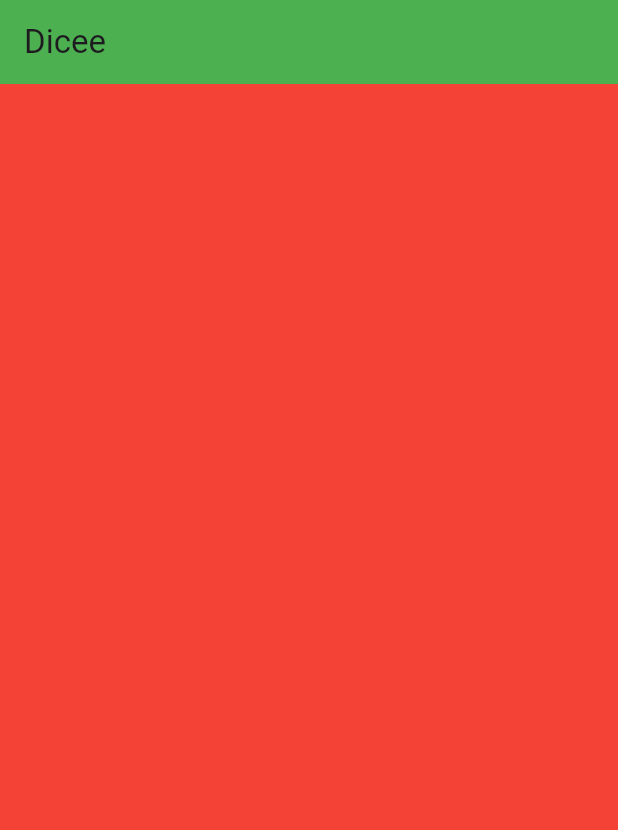
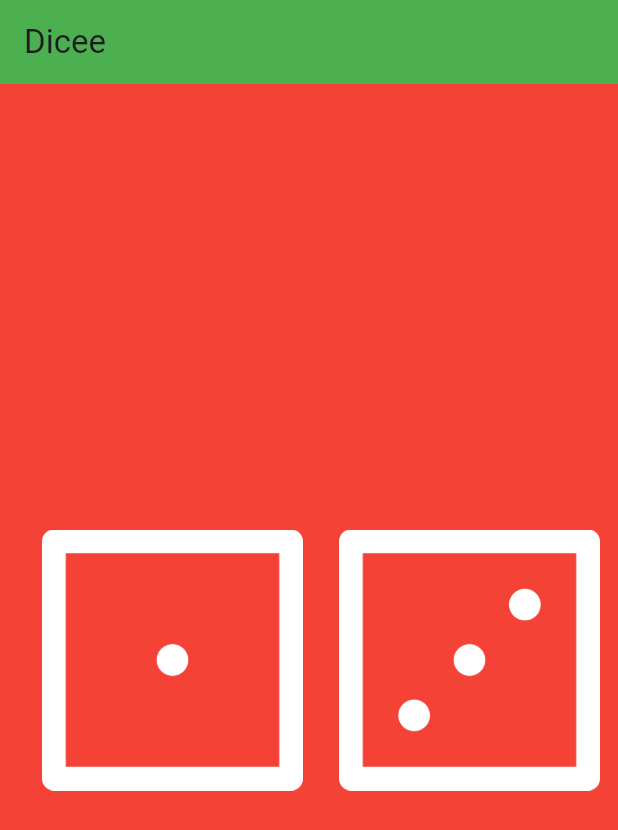
Before and after one commit to Amanvile/dice, a Flutter app: the screen it shows after launch, on a phone screen of 412 x 824 dp. Shown: the top 830 px of the screen. Run offline on Flutter 3.47's test engine with Material 3 defaults, Android fonts, the phone set to English and light mode, and no system bars.

```diff
--- a/lib/main.dart
+++ b/lib/main.dart
@@ -1,4 +1,5 @@
 import 'package:flutter/material.dart';
+import 'dart:math';
 
 void main() {
   return runApp(
@@ -15,9 +16,54 @@ void main() {
   );
 }
 
-class DicePage extends StatelessWidget {
+class DicePage extends StatefulWidget {
   @override
+  State<DicePage> createState() => _DicePageState();
+}
+
+class _DicePageState extends State<DicePage> {
+  int leftDiceNumber=1;
+  int rightDiceNumber=3;
+
+  @override
+
+
   Widget build(BuildContext context) {
-    return Container();
+
+  void diceRoll(){
+    leftDiceNumber=Random().nextInt(5)+1;
+    rightDiceNumber=Random().nextInt(5)+1;
+
+
+  }
+
+    return SafeArea(
+
+      child:
+
+
+
+            Center(
+              child: Padding(
+                padding: const EdgeInsets.only(left: 16),
+                child: Row(
+
+                  // mainAxisAlignment: MainAxisAlignment.center,
+
+
+                    children: [ Expanded(child: TextButton(onPressed:(){setState(() {
+                      diceRoll();
+                    });},child:Image.asset("images/dice$leftDiceNumber.png"))),
+                                Expanded(child:TextButton(onPressed:(){setState(() {
+                                  diceRoll();
+                                });},child: Image.asset("images/dice$rightDiceNumber.png"))),
+                    ],
+                ),
+              ),
+            ),
+
+
+
+    );
   }
 }
```
Also changed, not shown: 1 other file.
